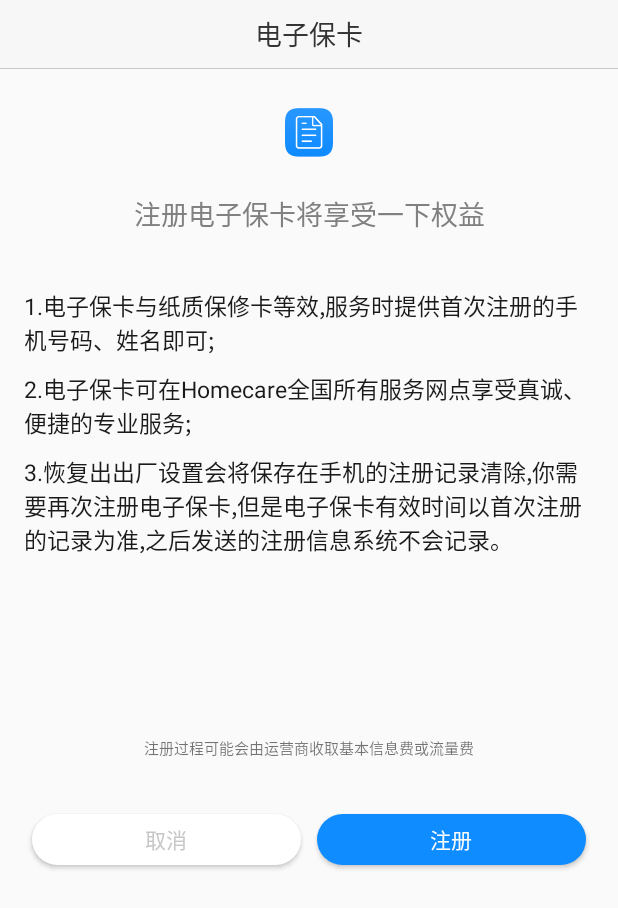
After one commit to ansen360/CodeRepository, an Android app: the WarrantyActivity screen opened directly, with no data from a screen before it, on a phone screen of 412 x 824 dp. The commit adds this screen. Shown: the top 908 px of the screen. Run offline under Robolectric (Android 15) with nearby library versions, the phone set to English and light mode, and no system bars.

Commit message:
warranty

```diff
--- a/app/src/main/AndroidManifest.xml
+++ b/app/src/main/AndroidManifest.xml
@@ -105,6 +105,7 @@
         <activity android:name=".activity.DialogActivity"></activity>
         <activity android:name=".activity.CameraActivity"></activity>
         <activity android:name=".activity.CameraPreviewImageActivity"></activity>
+        <activity android:name=".activity.WarrantyActivity"></activity>
 
 
         <provider
--- /dev/null
+++ b/app/src/main/java/com/tomorrow_p/activity/WarrantyActivity.java
@@ -0,0 +1,97 @@
+package com.tomorrow_p.activity;
+
+import android.app.Activity;
+import android.app.AlertDialog;
+import android.content.BroadcastReceiver;
+import android.content.Context;
+import android.content.Intent;
+import android.content.IntentFilter;
+import android.os.Bundle;
+import android.view.View;
+import android.widget.Button;
+import android.widget.LinearLayout;
+import android.widget.TextView;
+
+import com.tomorrow_p.R;
+
+/**
+ * Created by Ansen on 2016/12/20 09:49.
+ *
+ * @E-mail: tomorrow_p@163.com
+ * @Blog: http://blog.csdn.net/qq_25804863
+ * @Github: https://github.com/1031307403/
+ * @PROJECT_NAME: CodeRepository
+ * @PACKAGE_NAME: com.tomorrow_p.activity
+ * @Description: TODO
+ */
+public class WarrantyActivity extends Activity implements View.OnClickListener {
+
+    private LinearLayout mBtns;
+    private TextView registSuccess, registInfo;
+    private RegistReceiver mRregistReceiver;
+    private static final String REQUEST_ACTION="com.homecare.WarrantyRequest";
+    private static final String RESPONSE_ACTION="com.homecare.WarrantyResponse";
+
+
+    @Override
+    protected void onCreate(Bundle savedInstanceState) {
+        super.onCreate(savedInstanceState);
+        setContentView(R.layout.activity_warranty);
+        registInfo = (TextView) findViewById(R.id.regist_info);
+        registSuccess = (TextView) findViewById(R.id.regist_success);
+        mBtns = (LinearLayout) findViewById(R.id.ll_btn);
+        Button regist = (Button) findViewById(R.id.btn_regist);
+        Button cancel = (Button) findViewById(R.id.btn_cancel);
+        cancel.setOnClickListener(this);
+        regist.setOnClickListener(this);
+        mRregistReceiver = new RegistReceiver();
+        IntentFilter intentFilter = new IntentFilter();
+        intentFilter.addAction(RESPONSE_ACTION);
+        registerReceiver(mRregistReceiver, intentFilter);
+
+
+    }
+
+    @Override
+    public void onClick(View v) {
+        switch (v.getId()) {
+            case R.id.btn_regist:
+//                sendBroadcast(new Intent(REQUEST_ACTION));
+                showDialog();
+                break;
+            case R.id.btn_cancel:
+                registSuccess.setVisibility(View.GONE);
+                registInfo.setText(getResources().getString(R.string.regist_info));
+                break;
+        }
+
+    }
+
+    @Override
+    protected void onDestroy() {
+        super.onDestroy();
+        unregisterReceiver(mRregistReceiver);
+    }
+
+    private void showDialog() {
+        AlertDialog dialog = new AlertDialog.Builder(this).create();
+        View view = View.inflate(this, R.layout.dialog_warranty, null);
+        dialog.show();
+        dialog.getWindow().setContentView(view);
+    }
+
+    private class RegistReceiver extends BroadcastReceiver {
+
+        @Override
+        public void onReceive(Context context, Intent intent) {
+            int status= intent.getIntExtra("warranty_status",0);
+            if(status==0){
+                showDialog();
+            }else{  //  success
+                registSuccess.setVisibility(View.VISIBLE);
+//                mBtns.setVisibility(View.GONE);
+                registInfo.setText(getResources().getString(R.string.regist_info_success));
+            }
+        }
+    }
+}
--- /dev/null
+++ b/app/src/main/res/drawable/btn_circular_cancel.xml
@@ -0,0 +1,9 @@
+<?xml version="1.0" encoding="utf-8"?>
+<shape xmlns:android="http://schemas.android.com/apk/res/android">
+    <corners
+        android:bottomLeftRadius="30dp"
+        android:bottomRightRadius="30dp"
+        android:topLeftRadius="30dp"
+        android:topRightRadius="30dp" /><!-- 设置圆角半径 -->
+    <solid android:color="#ffffff" />
+</shape>
--- /dev/null
+++ b/app/src/main/res/drawable/btn_circular_confirm.xml
@@ -0,0 +1,9 @@
+<?xml version="1.0" encoding="utf-8"?>
+<shape xmlns:android="http://schemas.android.com/apk/res/android">
+    <corners
+        android:bottomLeftRadius="30dp"
+        android:bottomRightRadius="30dp"
+        android:topLeftRadius="30dp"
+        android:topRightRadius="30dp" /><!-- 设置圆角半径 -->
+    <solid android:color="#0f8cff" />
+</shape>
--- /dev/null
+++ b/app/src/main/res/layout/activity_warranty.xml
@@ -0,0 +1,126 @@
+<?xml version="1.0" encoding="utf-8"?>
+<LinearLayout xmlns:android="http://schemas.android.com/apk/res/android"
+    android:layout_width="match_parent"
+    android:layout_height="match_parent"
+    android:orientation="vertical">
+
+    <TextView
+        android:layout_width="match_parent"
+        android:layout_height="45dp"
+        android:background="#f7f7f7"
+        android:gravity="center"
+        android:text="@string/warranty_title"
+        android:textColor="#333333"
+        android:textSize="18sp" />
+
+    <View
+        android:layout_width="match_parent"
+        android:layout_height="0.5sp"
+        android:background="#33000000" />
+
+    <ImageView
+        android:layout_width="wrap_content"
+        android:layout_height="wrap_content"
+        android:layout_gravity="center_horizontal"
+        android:layout_marginTop="26dp"
+        android:src="@mipmap/ic_warranty" />
+
+    <TextView
+        android:id="@+id/regist_success"
+        android:layout_width="match_parent"
+        android:layout_height="wrap_content"
+        android:layout_marginTop="26dp"
+        android:gravity="center_horizontal"
+        android:text="@string/regist_success"
+        android:textColor="#333333"
+        android:textSize="18sp"
+        android:visibility="gone" />
+
+    <TextView
+        android:id="@+id/regist_info"
+        android:layout_width="match_parent"
+        android:layout_height="wrap_content"
+        android:layout_marginBottom="36dp"
+        android:layout_marginTop="24dp"
+        android:gravity="center_horizontal"
+        android:text="@string/regist_info"
+        android:textColor="#808080"
+        android:textSize="18sp" />
+
+    <TextView
+        android:id="@+id/tv_1"
+        android:layout_width="match_parent"
+        android:layout_height="wrap_content"
+        android:layout_marginBottom="10dp"
+        android:paddingLeft="16dp"
+        android:paddingRight="16dp"
+        android:text="@string/warranty_des1"
+        android:textColor="#1a1a1a"
+        android:textSize="15sp" />
+
+    <TextView
+        android:id="@+id/tv_2"
+        android:layout_width="match_parent"
+        android:layout_height="wrap_content"
+        android:layout_marginBottom="10dp"
+        android:paddingLeft="16dp"
+        android:paddingRight="16dp"
+        android:text="@string/warranty_des2"
+        android:textColor="#1a1a1a"
+        android:textSize="15sp" />
+
+    <TextView
+        android:id="@+id/tv_3"
+        android:layout_width="match_parent"
+        android:layout_height="wrap_content"
+        android:layout_marginBottom="10dp"
+        android:paddingLeft="16dp"
+        android:paddingRight="16dp"
+        android:text="@string/warranty_des3"
+        android:textColor="#1a1a1a"
+        android:textSize="15sp" />
+
+    <LinearLayout
+        android:id="@+id/ll_btn"
+        android:layout_width="match_parent"
+        android:layout_height="wrap_content"
+        android:layout_marginTop="110dp"
+        android:orientation="vertical">
+
+        <TextView
+            android:layout_width="match_parent"
+            android:layout_height="wrap_content"
+            android:layout_marginBottom="15dp"
+            android:gravity="center_horizontal"
+            android:text="@string/warranty_des"
+            android:textSize="10sp" />
+
+        <LinearLayout
+            android:layout_width="match_parent"
+            android:layout_height="wrap_content"
+            android:orientation="horizontal"
+            android:padding="16dp">
+
+            <Button
+                android:id="@+id/btn_cancel"
+                android:layout_width="0dp"
+                android:layout_height="34dp"
+                android:layout_margin="5dp"
+                android:layout_weight="1"
+                android:background="@drawable/btn_circular_cancel"
+                android:text="@string/warranty_cancel"
+                android:textColor="#c8c6c6" />
+
+            <Button
+                android:id="@+id/btn_regist"
+                android:layout_width="0dp"
+                android:layout_height="34dp"
+                android:layout_margin="5dp"
+                android:layout_weight="1"
+                android:background="@drawable/btn_circular_confirm"
+                android:text="@string/warranty_regist"
+                android:textColor="#ffffff" />
+        </LinearLayout>
+    </LinearLayout>
+
+</LinearLayout>
--- a/app/src/main/res/values/strings.xml
+++ b/app/src/main/res/values/strings.xml
@@ -78,6 +78,20 @@
     <string name="allow_background">个应用允许后台运行</string>
     <string name="disallow_background">个应用禁止后台运行</string>
 
+    <!-- warranty-->
+    <string name="regist_success">恭喜您,电子保卡注册成功</string>
+    <string name="regist_info">注册电子保卡将享受一下权益</string>
+    <string name="regist_info_success">尊敬的Homecare用户,您将享受一下权益:</string>
+    <string name="warranty_des1">1.电子保卡与纸质保修卡等效,服务时提供首次注册的手机号码、姓名即可;</string>
+    <string name="warranty_des2">2.电子保卡可在Homecare全国所有服务网点享受真诚、便捷的专业服务;</string>
+    <string name="warranty_des3">3.恢复出出厂设置会将保存在手机的注册记录清除,你需要再次注册电子保卡,但是电子保卡有效时间以首次注册的记录为准,之后发送的注册信息系统不会记录。</string>
+    <string name="warranty_des">注册过程可能会由运营商收取基本信息费或流量费</string>
+    <string name="warranty_title">电子保卡</string>
+    <string name="warranty_regist">注册</string>
+    <string name="warranty_cancel">取消</string>
+    <string name="warranty_failure">注册电子保卡失败</string>
+    <string name="warranty_failure_des1">1.手机未插卡SIM或SIM出现故障</string>
+    <string name="warranty_failure_des2">2.手机无网络或网络故障</string>
 
 
 </resources>
--- a/build.gradle
+++ b/build.gradle
@@ -5,7 +5,7 @@ buildscript {
         jcenter()
     }
     dependencies {
-        classpath 'com.android.tools.build:gradle:2.2.2'
+        classpath 'com.android.tools.build:gradle:2.2.3'
 
         // NOTE: Do not place your application dependencies here; they belong
         // in the individual module build.gradle files
```
Also changed, not shown: app/src/main/java/com/tomorrow_p/MainActivity.java (+7 -0 lines), app/src/main/res/layout/dialog_warranty.xml (added, +68 -0 lines), app/src/main/res/mipmap-xxhdpi/ic_warranty.png (added).
